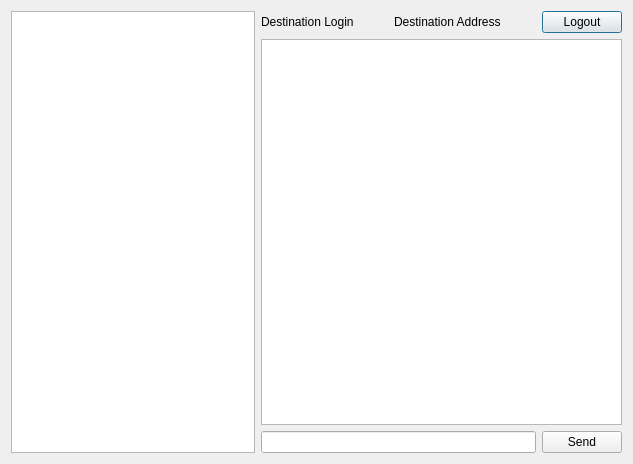
This is lib/src/chatpage.ui in c5xheavy/p2p_messenger as Qt 5 draws it before an edit. The edited form follows.
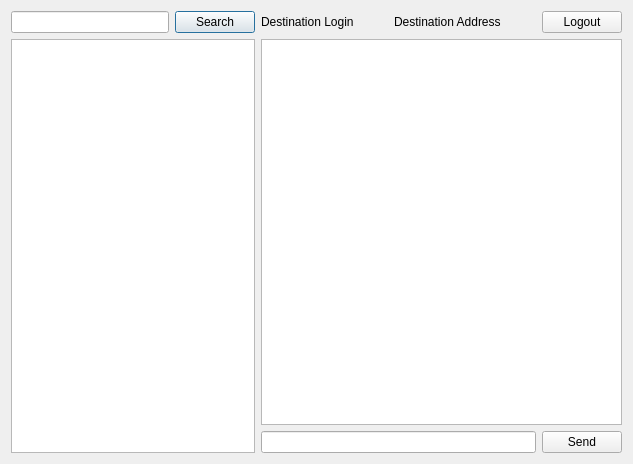
This is the edited form.

Commit message: add contact search to ui

The edit to the form file:
```diff
--- a/lib/src/chatpage.ui
+++ b/lib/src/chatpage.ui
@@ -15,7 +15,25 @@
   </property>
   <layout class="QHBoxLayout" name="horizontalLayout_2">
    <item>
-    <widget class="QListView" name="contactsListView"/>
+    <layout class="QVBoxLayout" name="contactsVerticalLayout">
+     <item>
+      <layout class="QHBoxLayout" name="searchLoginHorizontalLayout">
+       <item>
+        <widget class="QLineEdit" name="searchLoginLineEdit"/>
+       </item>
+       <item>
+        <widget class="QPushButton" name="searchLoginPushButton">
+         <property name="text">
+          <string>Search</string>
+         </property>
+        </widget>
+       </item>
+      </layout>
+     </item>
+     <item>
+      <widget class="QListView" name="contactsListView"/>
+     </item>
+    </layout>
    </item>
    <item>
     <layout class="QVBoxLayout" name="chatVerticalLayout">
```
